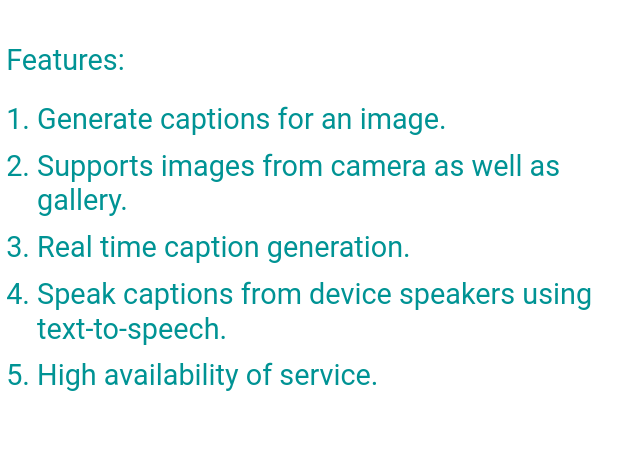
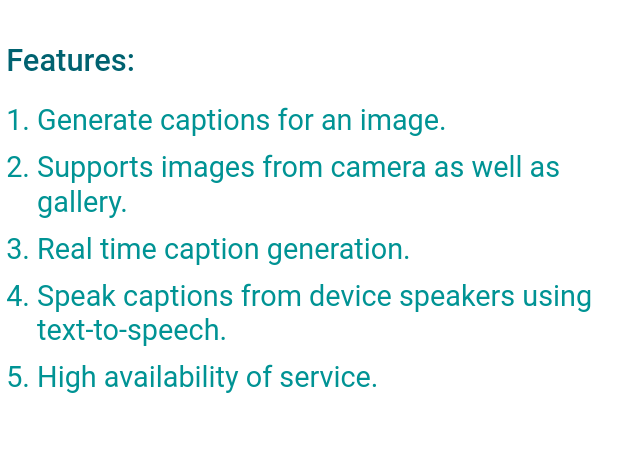
Before and after one commit to cankush625/NeuralC, a Flutter app: the Features screen opened by its route, on a phone screen of 412 x 824 dp, the part 66-518 px from its top. Run offline on Flutter 3.47's test engine with Material 2 defaults, Android fonts, the phone set to English and light mode, and no system bars; our stand-ins replace flutter_icons, image_picker, sizer.

Commit message:
Features screen headline style updated
Signed-off-by: cankush625 <cankush625@gmail.com>

```diff
--- a/lib/screens/general/features.dart
+++ b/lib/screens/general/features.dart
@@ -20,7 +20,7 @@ class Features extends StatelessWidget {
                 ),
                 Text(
                   'Features: ',
-                  style: Theme.of(context).textTheme.bodyText1,
+                  style: Theme.of(context).textTheme.headline5,
                 ),
                 SizedBox(
                   height: 2.0.h,
```
